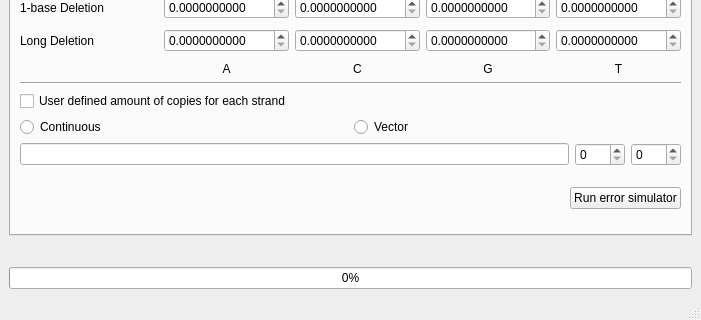
Qt form dnaSimulator/dnaSimulator2.ui (oyerush/DNASimulator) before a commit; both pictures show x 0 to 701 and y 436 to 756 of the 701 by 756 pixel window.
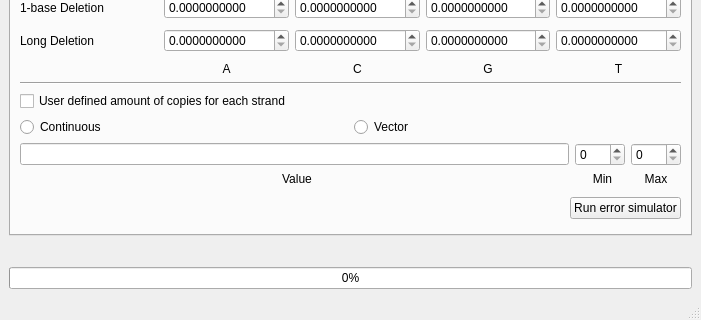
The same form after that commit. Custom widgets are drawn as their Qt base class.

Commit message: added the ui for user defined amount of strands

```diff
--- a/dnaSimulator/dnaSimulator2.ui
+++ b/dnaSimulator/dnaSimulator2.ui
@@ -845,6 +845,64 @@
               </item>
              </layout>
             </item>
+            <item>
+             <layout class="QHBoxLayout" name="error_dist_horizontalLayout">
+              <item>
+               <widget class="QLabel" name="value_label">
+                <property name="text">
+                 <string>Value</string>
+                </property>
+                <property name="alignment">
+                 <set>Qt::AlignCenter</set>
+                </property>
+               </widget>
+              </item>
+              <item>
+               <widget class="QLabel" name="min_label">
+                <property name="sizePolicy">
+                 <sizepolicy hsizetype="Fixed" vsizetype="Preferred">
+                  <horstretch>0</horstretch>
+                  <verstretch>0</verstretch>
+                 </sizepolicy>
+                </property>
+                <property name="minimumSize">
+                 <size>
+                  <width>45</width>
+                  <height>0</height>
+                 </size>
+                </property>
+                <property name="text">
+                 <string>Min</string>
+                </property>
+                <property name="alignment">
+                 <set>Qt::AlignCenter</set>
+                </property>
+               </widget>
+              </item>
+              <item>
+               <widget class="QLabel" name="max_label">
+                <property name="sizePolicy">
+                 <sizepolicy hsizetype="Fixed" vsizetype="Preferred">
+                  <horstretch>0</horstretch>
+                  <verstretch>0</verstretch>
+                 </sizepolicy>
+                </property>
+                <property name="minimumSize">
+                 <size>
+                  <width>50</width>
+                  <height>0</height>
+                 </size>
+                </property>
+                <property name="text">
+                 <string>Max</string>
+                </property>
+                <property name="alignment">
+                 <set>Qt::AlignCenter</set>
+                </property>
+               </widget>
+              </item>
+             </layout>
+            </item>
            </layout>
           </item>
           <item>
```
The commit also changes 2 other files.
